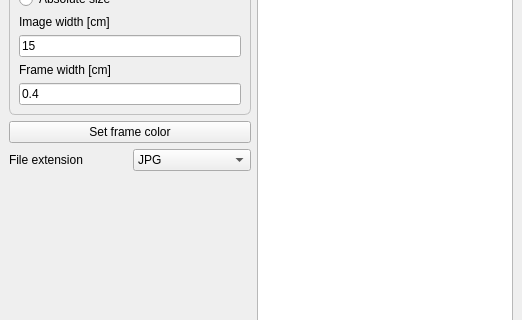
The window that ui/mainwindow.ui (JakubHazik/AddImageFrame) describes before a commit, drawn with Qt 5; both pictures show x 0 to 522 and y 157 to 477 of the 522 by 721 pixel window.
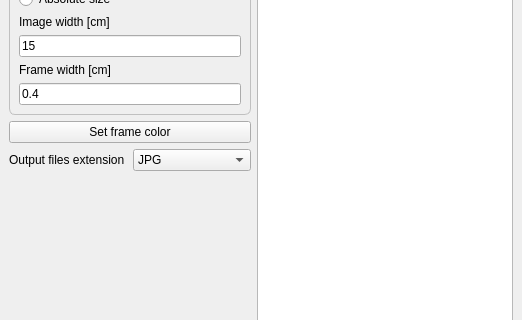
The same window after the commit.

Commit message: add image count to progress bar

```diff
--- a/ui/mainwindow.ui
+++ b/ui/mainwindow.ui
@@ -61,7 +61,7 @@
         <item>
          <widget class="QLabel" name="label_5">
           <property name="text">
-           <string>File extension</string>
+           <string>Output files extension</string>
           </property>
          </widget>
         </item>
```
The commit also changes 2 other files.
